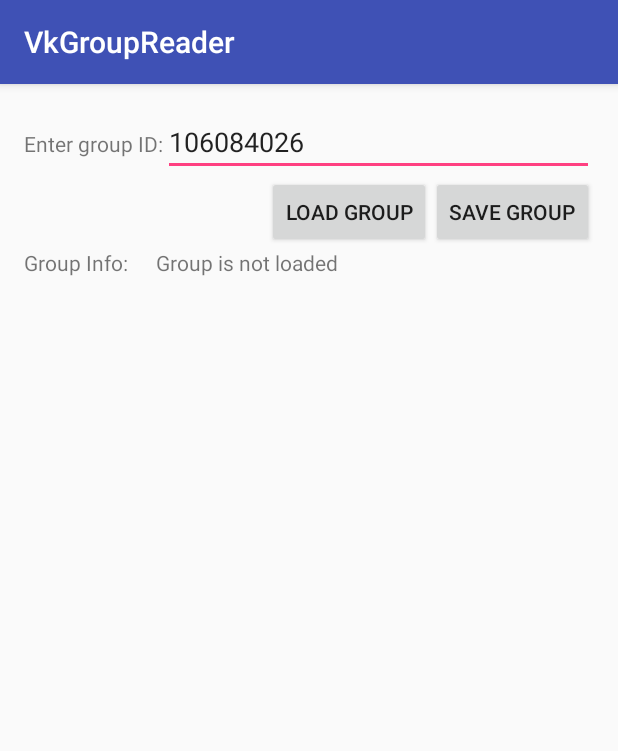
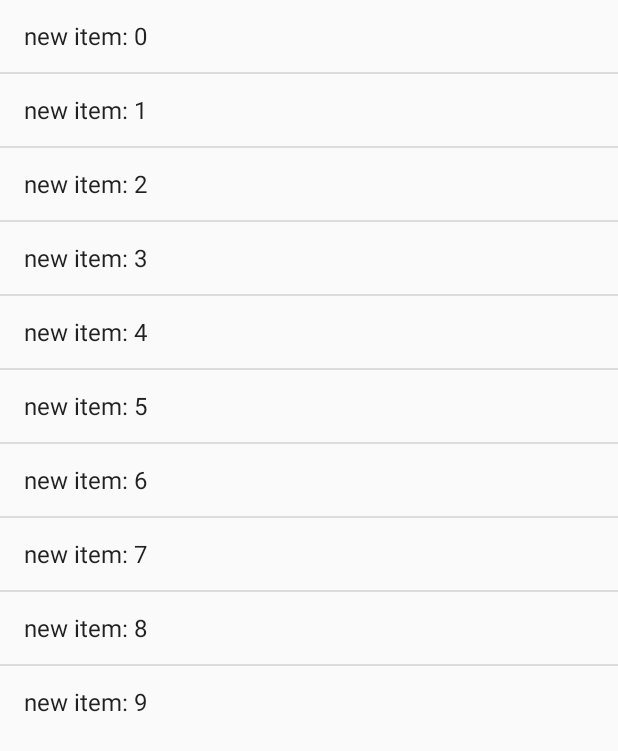
Before and after one commit to lancaxor/android-vk-group-reader, an Android app: the screen it shows after launch (MainActivity before the commit, PostListActivity after it), on a phone screen of 412 x 824 dp. Shown: the top 751 px of the screen. Run offline under Robolectric (Android 15) with nearby library versions, the phone set to English and light mode, and no system bars.

Commit message:
create new main activity for post list

```diff
--- a/app/build.gradle
+++ b/app/build.gradle
@@ -26,7 +26,8 @@ dependencies {
     androidTestCompile('com.android.support.test.espresso:espresso-core:2.2.2', {
         exclude group: 'com.android.support', module: 'support-annotations'
     })
-    compile 'com.android.support:appcompat-v7:25.0.1'
+    compile project(':vksdk_library')
+    compile 'com.android.support:appcompat-v7:25.1.0'
+    compile 'com.android.support:design:25.1.0'
     testCompile 'junit:junit:4.12'
-    compile project(':vksdk_library')
 }
--- /dev/null
+++ b/app/src/main/java/net/reisshie/vkgroupreader/PostListActivity.java
@@ -0,0 +1,50 @@
+package net.reisshie.vkgroupreader;
+
+import android.app.ListActivity;
+import android.os.Bundle;
+import android.support.design.widget.FloatingActionButton;
+import android.support.design.widget.Snackbar;
+import android.support.v7.app.AppCompatActivity;
+import android.support.v7.widget.Toolbar;
+import android.view.View;
+import android.widget.ArrayAdapter;
+import android.widget.ListView;
+import android.widget.TextView;
+
+import java.util.ArrayList;
+import java.util.List;
+import java.util.StringTokenizer;
+
+public class PostListActivity extends ListActivity {
+
+    ArrayList<String> postList = new ArrayList<String>();
+    ArrayAdapter<String> postAdapter;
+
+    @Override
+    protected void onCreate(Bundle savedInstanceState) {
+        super.onCreate(savedInstanceState);
+        setContentView(R.layout.post_list_activity);
+        this.postAdapter = new ArrayAdapter<String>(
+                this,
+                android.R.layout.simple_list_item_1,
+                this.postList
+        );
+        this.setListAdapter(this.postAdapter);
+
+        for(int i = 0; i < 10; i++) {
+            this.addItem("new item: " + i);
+        }
+
+    }
+
+    protected void appendList(List<String> items) {
+        this.postList.addAll(items);
+        this.postAdapter.notifyDataSetChanged();
+    }
+
+    protected void addItem(String item) {
+//        this.postList.add(item);
+//        this.postAdapter.notifyDataSetChanged();
+        this.postAdapter.add(item);
+    }
+}
--- /dev/null
+++ b/app/src/main/res/layout/post_list_activity.xml
@@ -0,0 +1,15 @@
+<?xml version="1.0" encoding="utf-8"?>
+<android.support.design.widget.CoordinatorLayout xmlns:android="http://schemas.android.com/apk/res/android"
+    xmlns:app="http://schemas.android.com/apk/res-auto"
+    xmlns:tools="http://schemas.android.com/tools"
+    android:layout_width="match_parent"
+    android:layout_height="match_parent"
+    android:fitsSystemWindows="true"
+    tools:context="net.reisshie.vkgroupreader.PostListActivity">
+
+    <ListView
+        android:id="@android:id/list"
+        android:layout_width="match_parent"
+        android:layout_height="wrap_content" />
+
+</android.support.design.widget.CoordinatorLayout>
--- /dev/null
+++ b/app/src/main/res/values-v21/styles.xml
@@ -0,0 +1,9 @@
+<resources>
+
+    <style name="AppTheme.NoActionBar">
+        <item name="windowActionBar">false</item>
+        <item name="windowNoTitle">true</item>
+        <item name="android:windowDrawsSystemBarBackgrounds">true</item>
+        <item name="android:statusBarColor">@android:color/transparent</item>
+    </style>
+</resources>
--- a/app/src/main/res/values/dimens.xml
+++ b/app/src/main/res/values/dimens.xml
@@ -2,4 +2,7 @@
     <!-- Default screen margins, per the Android Design guidelines. -->
     <dimen name="activity_horizontal_margin">16dp</dimen>
     <dimen name="activity_vertical_margin">16dp</dimen>
+    <dimen name="app_bar_height">100dp</dimen>
+    <dimen name="fab_margin">16dp</dimen>
+    <dimen name="text_margin">16dp</dimen>
 </resources>
--- a/app/src/main/res/values/strings.xml
+++ b/app/src/main/res/values/strings.xml
@@ -1,4 +1,7 @@
 <resources>
     <string name="app_name">VkGroupReader</string>
     <integer name="com_vk_sdk_AppId">5782946</integer>
+    <string name="title_activity_post_list">Vk Group Reader</string>
+    <string name="large_text">Add groups in settings for getting data</string>
+    <string name="action_settings">Settings</string>
 </resources>
--- a/app/src/main/res/values/styles.xml
+++ b/app/src/main/res/values/styles.xml
@@ -8,4 +8,13 @@
         <item name="colorAccent">@color/colorAccent</item>
     </style>
 
+    <style name="AppTheme.NoActionBar">
+        <item name="windowActionBar">false</item>
+        <item name="windowNoTitle">true</item>
+    </style>
+
+    <style name="AppTheme.AppBarOverlay" parent="ThemeOverlay.AppCompat.Dark.ActionBar" />
+
+    <style name="AppTheme.PopupOverlay" parent="ThemeOverlay.AppCompat.Light" />
+
 </resources>
```
Also changed, not shown: app/src/main/AndroidManifest.xml (+16 -9 lines), app/src/main/res/menu/menu_post_list.xml (added, +10 -0 lines).
